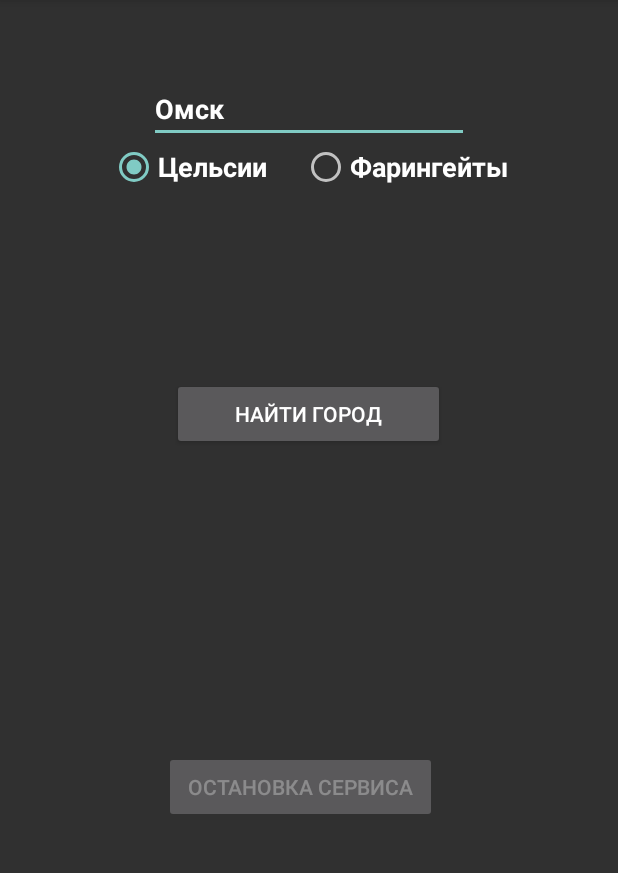
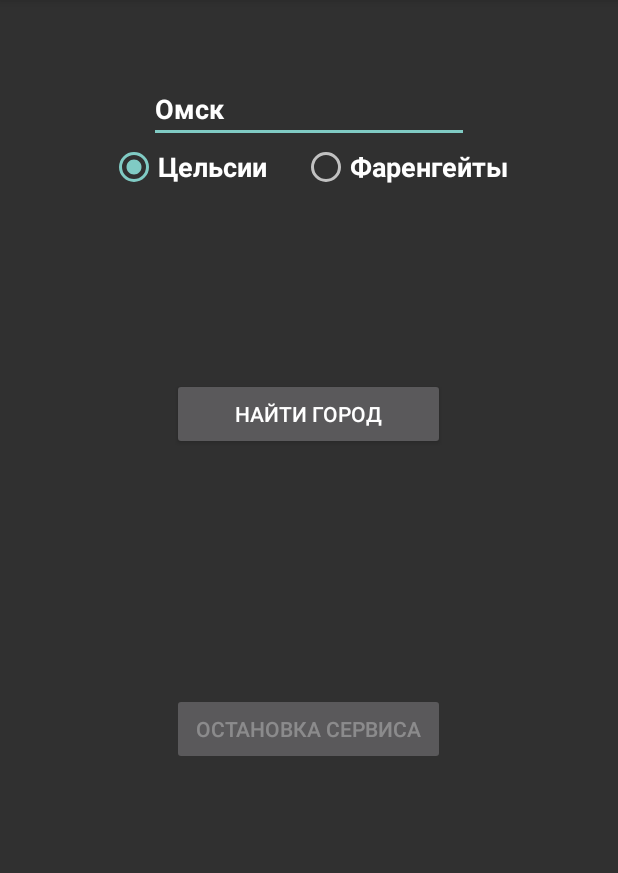
Before and after one commit to unclave/WeatherApp, an Android app: the screen it shows after launch (MainActivity), on a phone screen of 412 x 824 dp, the part 84-957 px from its top. Run offline under Robolectric (Android 15) with nearby library versions, the phone set to English and light mode, and no system bars.

Commit message:
Small refinement

```diff
--- a/app/src/main/res/layout/activity_main.xml
+++ b/app/src/main/res/layout/activity_main.xml
@@ -34,8 +34,8 @@
         android:layout_height="wrap_content"
         android:layout_alignStart="@+id/btnSearch"
         android:layout_alignParentBottom="true"
-        android:layout_marginStart="-5dp"
-        android:layout_marginBottom="219dp"
+        android:layout_marginStart="0dp"
+        android:layout_marginBottom="258dp"
         android:text="Остановка сервиса" />
 
     <ProgressBar
@@ -71,7 +71,7 @@
             android:layout_width="wrap_content"
             android:layout_height="wrap_content"
             android:layout_weight="1"
-            android:text="Фарингейты"
+            android:text="Фаренгейты"
             android:textSize="18sp"
             android:textStyle="bold" />
     </RadioGroup>
```
